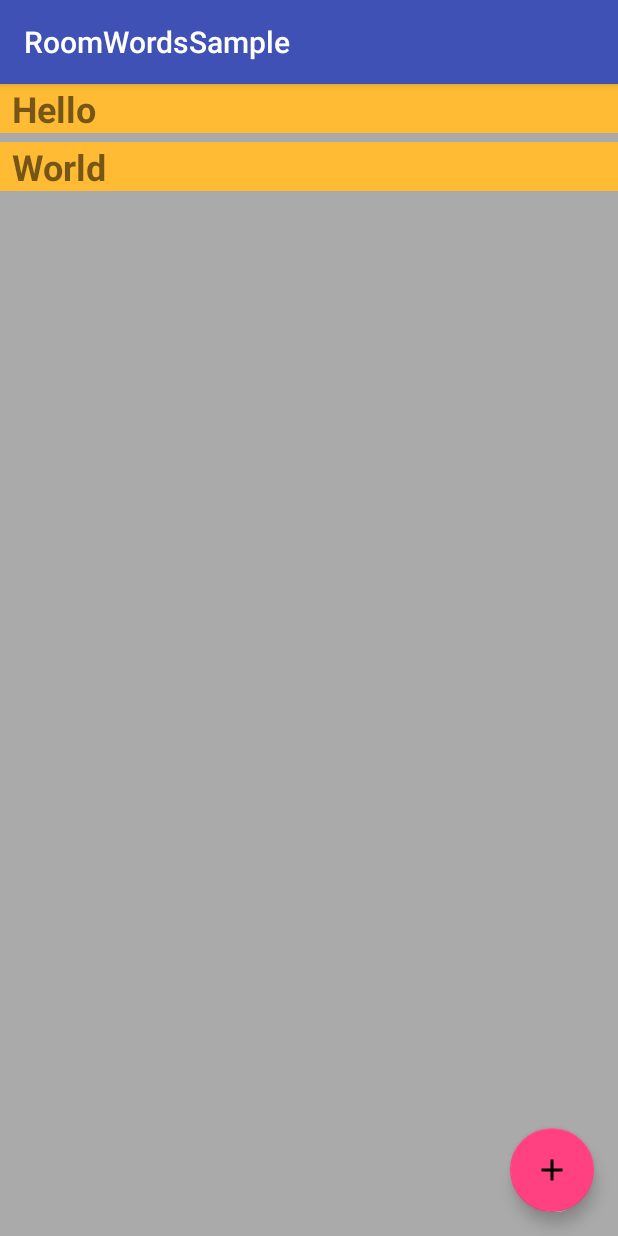
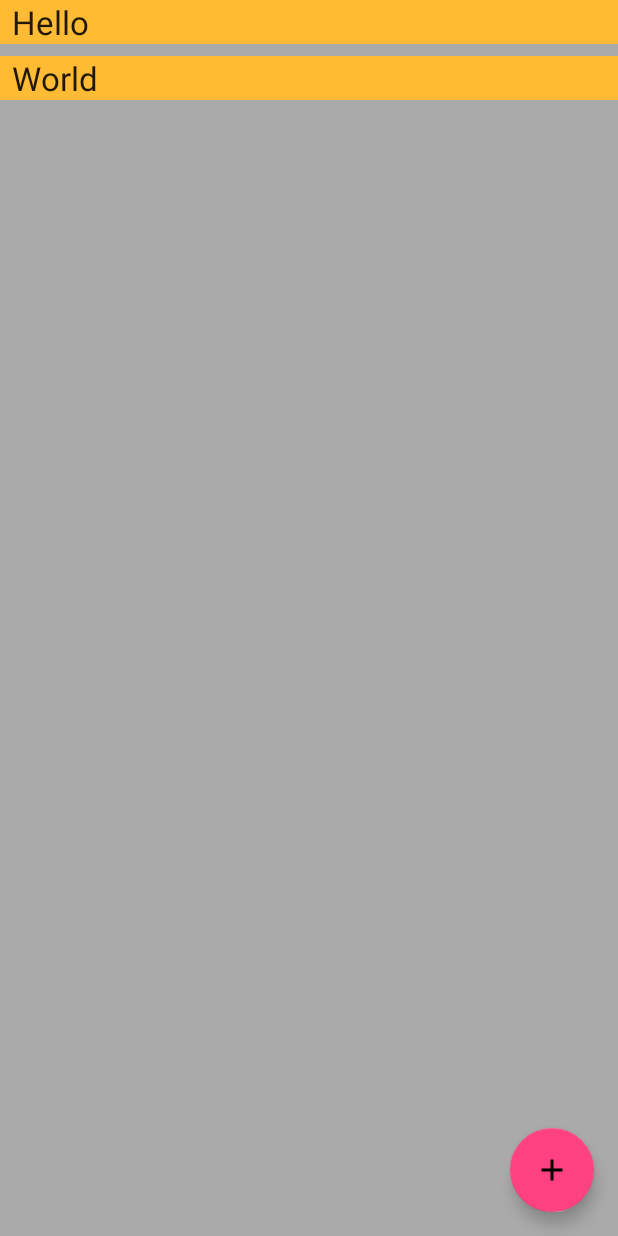
Before and after one commit to android/codelab-android-room-with-a-view, an Android app: the screen it shows after launch (MainActivity), on a phone screen of 412 x 824 dp. Run offline under Robolectric (Android 15) with nearby library versions, the phone set to English and light mode, and no system bars; our stand-ins replace Room's generated code.

Commit message:
Updating the codelab text based on new template and styles

```diff
--- a/app/src/main/java/com/example/android/roomwordssample/MainActivity.java
+++ b/app/src/main/java/com/example/android/roomwordssample/MainActivity.java
@@ -45,17 +45,13 @@ public class MainActivity extends AppCompatActivity {
         super.onCreate(savedInstanceState);
         setContentView(R.layout.activity_main);
 
-        Toolbar toolbar = findViewById(R.id.toolbar);
-        setSupportActionBar(toolbar);
-
         RecyclerView recyclerView = findViewById(R.id.recyclerview);
         final WordListAdapter adapter = new WordListAdapter(this);
         recyclerView.setAdapter(adapter);
         recyclerView.setLayoutManager(new LinearLayoutManager(this));
 
         // Get a new or existing ViewModel from the ViewModelProvider.
-        ViewModelProvider provider = new ViewModelProvider(this);
-        mWordViewModel = provider.get(WordViewModel.class);
+        mWordViewModel = new ViewModelProvider(this).get(WordViewModel.class);
 
         // Add an observer on the LiveData returned by getAlphabetizedWords.
         // The onChanged() method fires when the observed data changes and the activity is
--- a/app/src/main/res/layout/activity_main.xml
+++ b/app/src/main/res/layout/activity_main.xml
@@ -14,40 +14,36 @@ WITHOUT WARRANTIES OR CONDITIONS OF ANY KIND, either express or implied.
 See the License for the specific language governing permissions and
 limitations under the License. -->
 
-<!-- Uses the Basic Activity Template.
+<!-- Uses the Empty Activity Template.
 Want to minimize unrelated busy work where students just remove code.
 So, we are leaving the template code in. -->
 
-<androidx.coordinatorlayout.widget.CoordinatorLayout
+<androidx.constraintlayout.widget.ConstraintLayout
     xmlns:android="http://schemas.android.com/apk/res/android"
     xmlns:app="http://schemas.android.com/apk/res-auto"
     xmlns:tools="http://schemas.android.com/tools"
     android:layout_width="match_parent"
     android:layout_height="match_parent"
-    tools:context="com.example.android.roomwordssample.MainActivity">
+    tools:context=".MainActivity">
 
-    <com.google.android.material.appbar.AppBarLayout
-        android:layout_width="match_parent"
-        android:layout_height="wrap_content"
-        android:theme="@style/AppTheme.AppBarOverlay">
-
-        <androidx.appcompat.widget.Toolbar
-            android:id="@+id/toolbar"
-            android:layout_width="match_parent"
-            android:layout_height="?attr/actionBarSize"
-            android:background="?attr/colorPrimary"
-            app:popupTheme="@style/AppTheme.PopupOverlay"/>
-
-    </com.google.android.material.appbar.AppBarLayout>
-
-    <include layout="@layout/content_main"/>
+    <androidx.recyclerview.widget.RecyclerView
+        android:id="@+id/recyclerview"
+        android:layout_width="0dp"
+        android:layout_height="0dp"
+        android:background="@android:color/darker_gray"
+        tools:listitem="@layout/recyclerview_item"
+        app:layout_constraintBottom_toBottomOf="parent"
+        app:layout_constraintLeft_toLeftOf="parent"
+        app:layout_constraintRight_toRightOf="parent"
+        app:layout_constraintTop_toTopOf="parent" />
 
     <com.google.android.material.floatingactionbutton.FloatingActionButton
         android:id="@+id/fab"
+        app:layout_constraintBottom_toBottomOf="parent"
+        app:layout_constraintEnd_toEndOf="parent"
         android:layout_width="wrap_content"
         android:layout_height="wrap_content"
-        android:layout_gravity="bottom|end"
-        android:layout_margin="@dimen/fab_margin"
+        android:layout_margin="16dp"
         android:src="@drawable/ic_add_black_24dp"/>
 
-</androidx.coordinatorlayout.widget.CoordinatorLayout>
+</androidx.constraintlayout.widget.ConstraintLayout>
--- a/app/src/main/res/values/dimens.xml
+++ b/app/src/main/res/values/dimens.xml
@@ -13,7 +13,6 @@ See the License for the specific language governing permissions and
 limitations under the License. -->
 
 <resources>
-    <dimen name="fab_margin">16dp</dimen>
     <dimen name="small_padding">6dp</dimen>
     <dimen name="big_padding">16dp</dimen>
 </resources>
--- a/app/src/main/res/values/styles.xml
+++ b/app/src/main/res/values/styles.xml
@@ -35,12 +35,9 @@ limitations under the License. -->
     The margin is a simple delimiter between the words. -->
     <style name="word_title">
         <item name="android:layout_width">match_parent</item>
-        <item name="android:layout_height">26dp</item>
-        <item name="android:textSize">24sp</item>
-        <item name="android:textStyle">bold</item>
-        <item name="android:layout_marginBottom">6dp</item>
+        <item name="android:layout_marginBottom">8dp</item>
         <item name="android:paddingLeft">8dp</item>
+        <item name="android:background">@android:color/holo_orange_light</item>
+        <item name="android:textAppearance">@android:style/TextAppearance.Large</item>
     </style>
-
-
 </resources>
```
